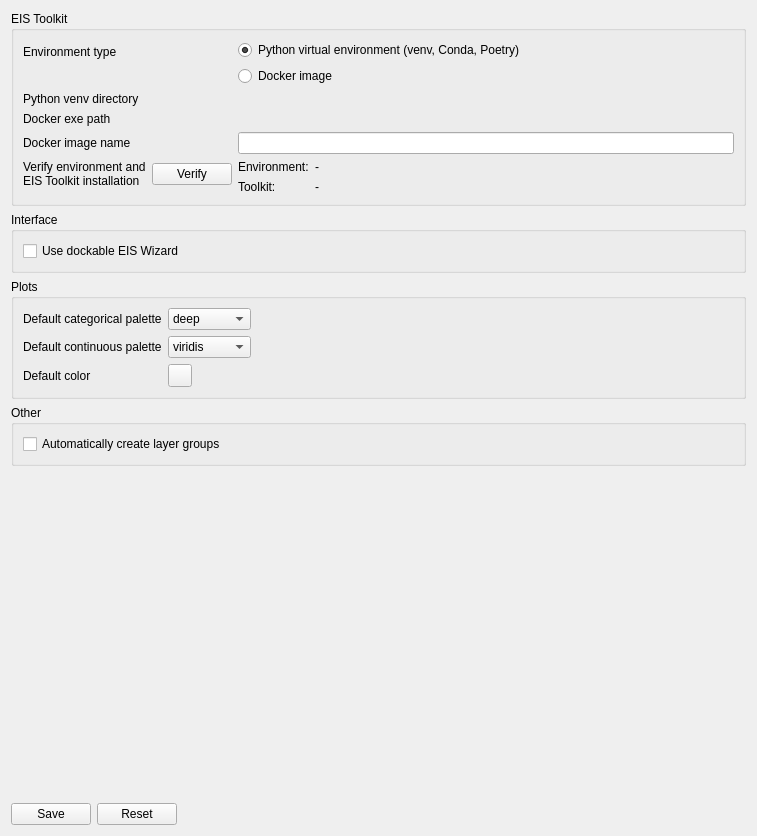
Old version of the form eis_qgis_plugin/resources/ui/wizard_settings.ui in the repository GispoCoding/eis_qgis_plugin.
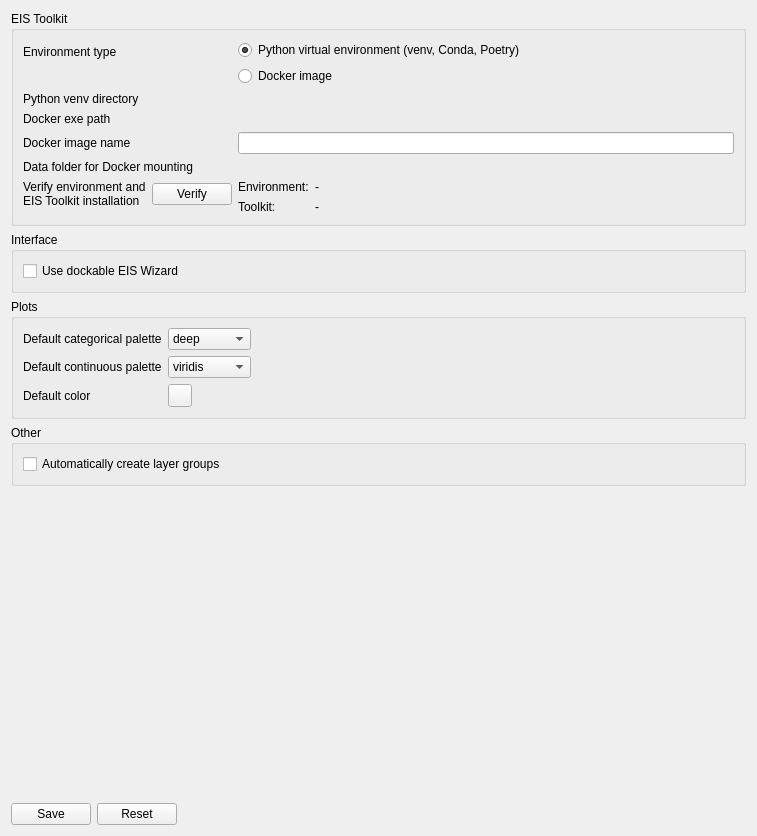
New version of the form. Custom widgets are drawn as their Qt base class.

Commit message: Added input for data folder for Docker env

The edit to the form file:
```diff
--- a/eis_qgis_plugin/resources/ui/wizard_settings.ui
+++ b/eis_qgis_plugin/resources/ui/wizard_settings.ui
@@ -81,7 +81,7 @@
       <item row="3" column="1">
        <widget class="QLineEdit" name="docker_image_name"/>
       </item>
-      <item row="4" column="0">
+      <item row="5" column="0">
        <layout class="QHBoxLayout" name="horizontalLayout_2">
         <item>
          <widget class="QLabel" name="toolkit_installation_validity_label">
@@ -108,7 +108,7 @@
         </item>
        </layout>
       </item>
-      <item row="4" column="1">
+      <item row="5" column="1">
        <layout class="QFormLayout" name="formLayout">
         <item row="0" column="0">
          <widget class="QLabel" name="label">
@@ -168,6 +168,20 @@
       <item row="2" column="1">
        <widget class="QgsFileWidget" name="docker_path"/>
       </item>
+      <item row="4" column="0">
+       <widget class="QLabel" name="docker_host_folder_label">
+        <property name="text">
+         <string>Data folder for Docker mounting</string>
+        </property>
+       </widget>
+      </item>
+      <item row="4" column="1">
+       <widget class="QgsFileWidget" name="docker_host_folder">
+        <property name="storageMode">
+         <enum>QgsFileWidget::GetDirectory</enum>
+        </property>
+       </widget>
+      </item>
      </layout>
     </widget>
    </item>
```
The commit also changes 2 other files.
